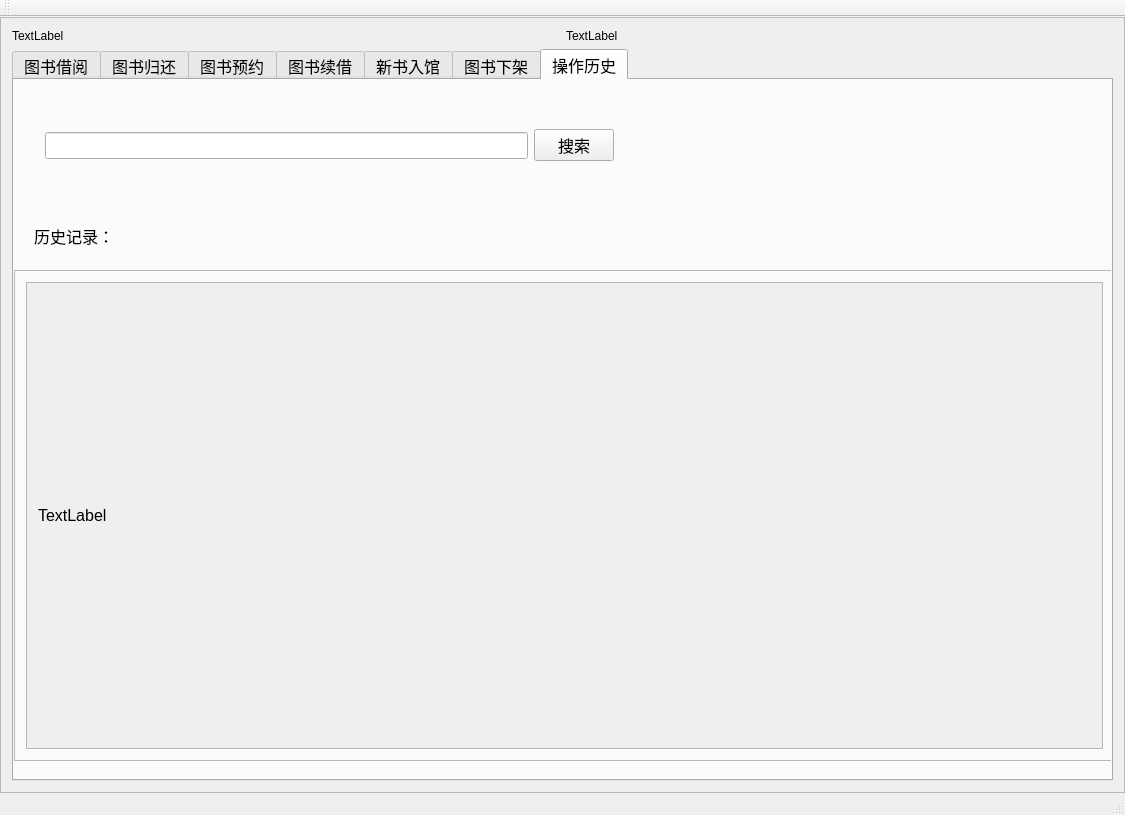
Above: administrator.ui from lixiaojia2017/libclient before the change. Below: the same form after it.
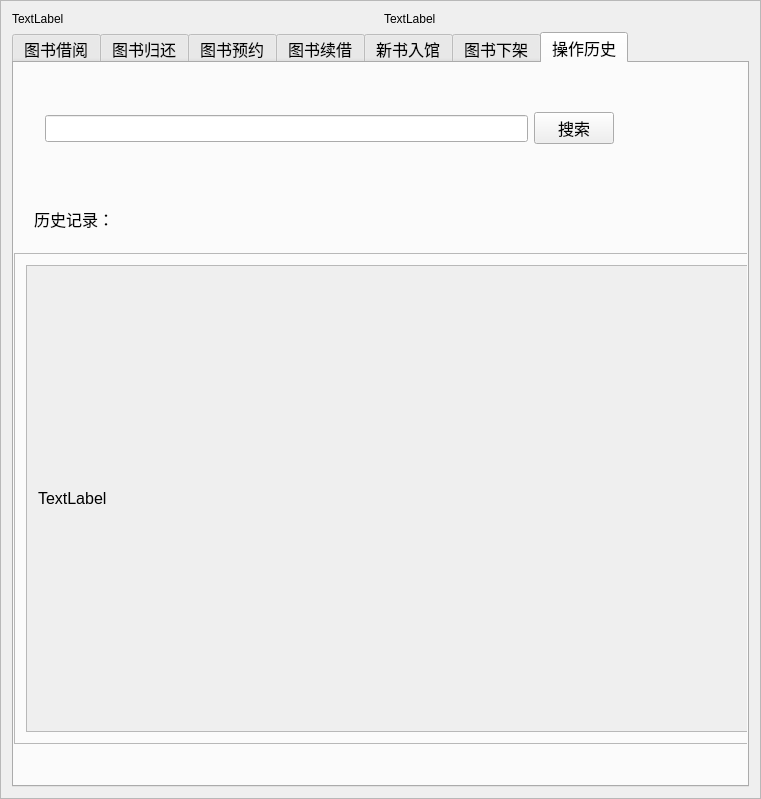
That is the form after the change. The open tabs and pages were chosen to show the change.

Diff of the .ui file:
```diff
--- a/administrator.ui
+++ b/administrator.ui
@@ -6,8 +6,8 @@
    <rect>
     <x>0</x>
     <y>0</y>
-    <width>1125</width>
-    <height>815</height>
+    <width>761</width>
+    <height>799</height>
    </rect>
   </property>
   <property name="windowTitle">
@@ -37,8 +37,8 @@
         <rect>
          <x>0</x>
          <y>0</y>
-         <width>1123</width>
-         <height>748</height>
+         <width>759</width>
+         <height>797</height>
         </rect>
        </property>
        <layout class="QGridLayout" name="gridLayout_13">
@@ -92,7 +92,7 @@
                 <string>登记</string>
                </property>
               </widget>
-              <widget class="QWidget" name="">
+              <widget class="QWidget" name="layoutWidget">
                <property name="geometry">
                 <rect>
                  <x>20</x>
@@ -811,8 +811,8 @@
                  <rect>
                   <x>0</x>
                   <y>0</y>
-                  <width>1075</width>
-                  <height>465</height>
+                  <width>1083</width>
+                  <height>473</height>
                  </rect>
                 </property>
                 <layout class="QGridLayout" name="gridLayout_15">
@@ -838,25 +838,6 @@
     </item>
    </layout>
   </widget>
-  <widget class="QMenuBar" name="menuBar">
-   <property name="geometry">
-    <rect>
-     <x>0</x>
-     <y>0</y>
-     <width>1125</width>
-     <height>26</height>
-    </rect>
-   </property>
-  </widget>
-  <widget class="QToolBar" name="mainToolBar">
-   <attribute name="toolBarArea">
-    <enum>TopToolBarArea</enum>
-   </attribute>
-   <attribute name="toolBarBreak">
-    <bool>false</bool>
-   </attribute>
-  </widget>
-  <widget class="QStatusBar" name="statusBar"/>
  </widget>
  <layoutdefault spacing="6" margin="11"/>
  <resources/>
```
Left out of the diff: 10 changed lines with no effect on the pictures.
